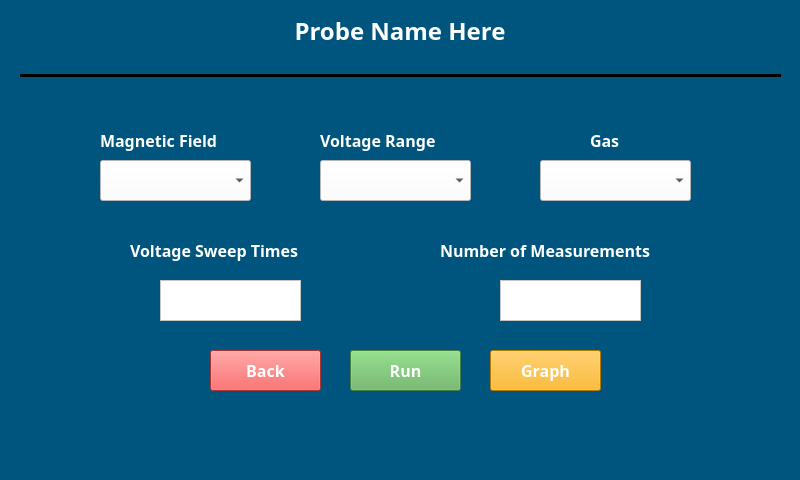
Qt form ConfiScreen.ui (RamonMercado/PyQT) before a commit.
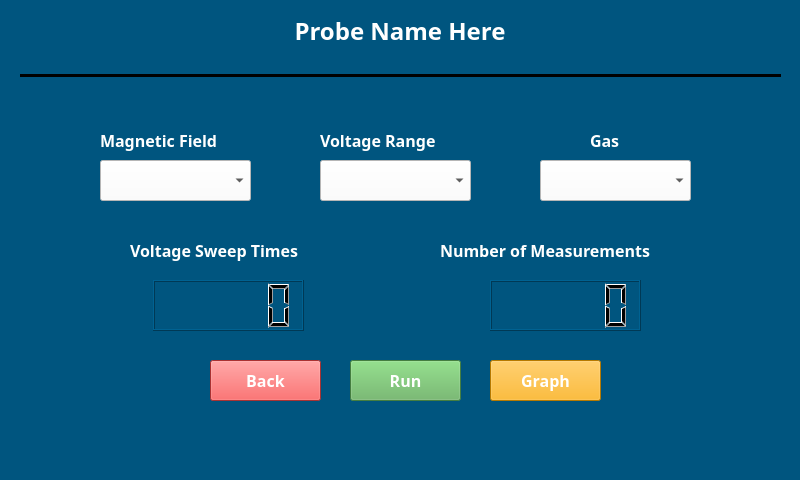
The same form after that commit. Icons and pictures are not drawn.

```diff
--- a/ConfiScreen.ui
+++ b/ConfiScreen.ui
@@ -850,7 +850,7 @@
     <property name="geometry">
      <rect>
       <x>350</x>
-      <y>350</y>
+      <y>360</y>
       <width>111</width>
       <height>41</height>
      </rect>
@@ -878,7 +878,7 @@
     <property name="geometry">
      <rect>
       <x>210</x>
-      <y>350</y>
+      <y>360</y>
       <width>111</width>
       <height>41</height>
      </rect>
@@ -902,38 +902,6 @@
      <string>Back</string>
     </property>
    </widget>
-   <widget class="QTextBrowser" name="VoltSweepTimes_textBrowser">
-    <property name="geometry">
-     <rect>
-      <x>160</x>
-      <y>280</y>
-      <width>141</width>
-      <height>41</height>
-     </rect>
-    </property>
-    <property name="focusPolicy">
-     <enum>Qt::NoFocus</enum>
-    </property>
-    <property name="styleSheet">
-     <string notr="true">background-color: rgb(255, 255, 255);</string>
-    </property>
-   </widget>
-   <widget class="QTextBrowser" name="NumMeasurments_textBrowser">
-    <property name="geometry">
-     <rect>
-      <x>500</x>
-      <y>280</y>
-      <width>141</width>
-      <height>41</height>
-     </rect>
-    </property>
-    <property name="focusPolicy">
-     <enum>Qt::NoFocus</enum>
-    </property>
-    <property name="styleSheet">
-     <string notr="true">background-color: rgb(255, 255, 255);</string>
-    </property>
-   </widget>
    <widget class="QPushButton" name="DownVolt_Btn">
     <property name="geometry">
      <rect>
@@ -1026,7 +994,7 @@
     <property name="geometry">
      <rect>
       <x>490</x>
-      <y>350</y>
+      <y>360</y>
       <width>111</width>
       <height>41</height>
      </rect>
@@ -1051,6 +1019,26 @@
      <string>Graph</string>
     </property>
    </widget>
+   <widget class="QLCDNumber" name="lcdNumber">
+    <property name="geometry">
+     <rect>
+      <x>153</x>
+      <y>280</y>
+      <width>151</width>
+      <height>51</height>
+     </rect>
+    </property>
+   </widget>
+   <widget class="QLCDNumber" name="lcdNumber_2">
+    <property name="geometry">
+     <rect>
+      <x>490</x>
+      <y>280</y>
+      <width>151</width>
+      <height>51</height>
+     </rect>
+    </property>
+   </widget>
   </widget>
   <widget class="QMenuBar" name="menubar">
    <property name="geometry">
```
